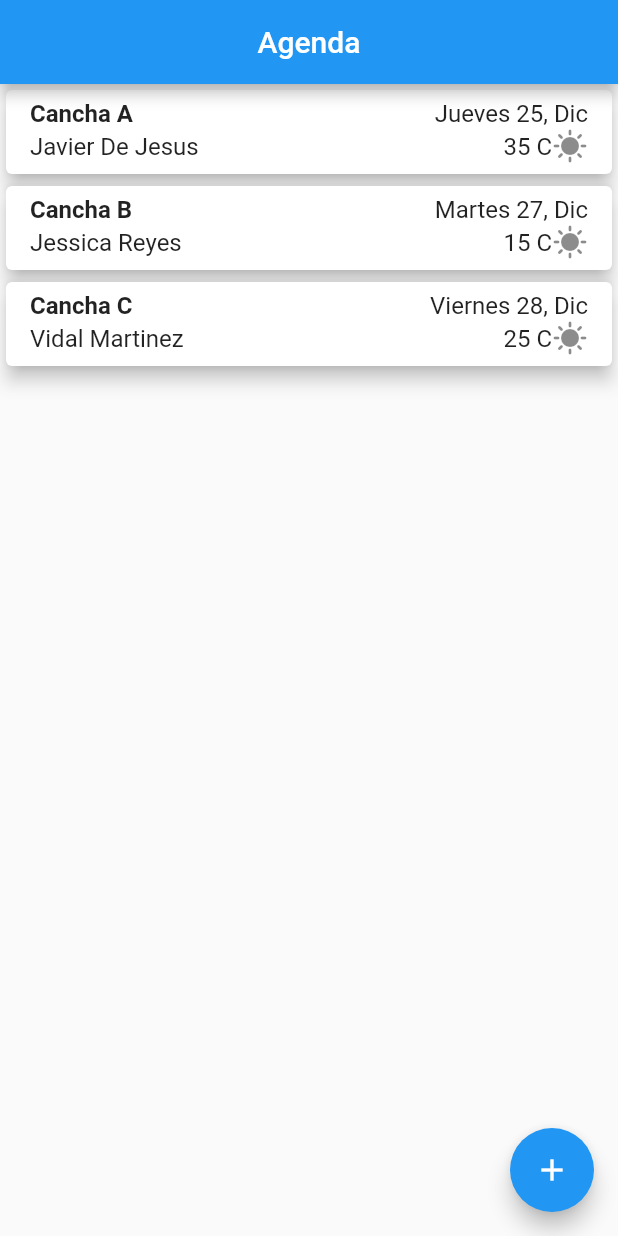
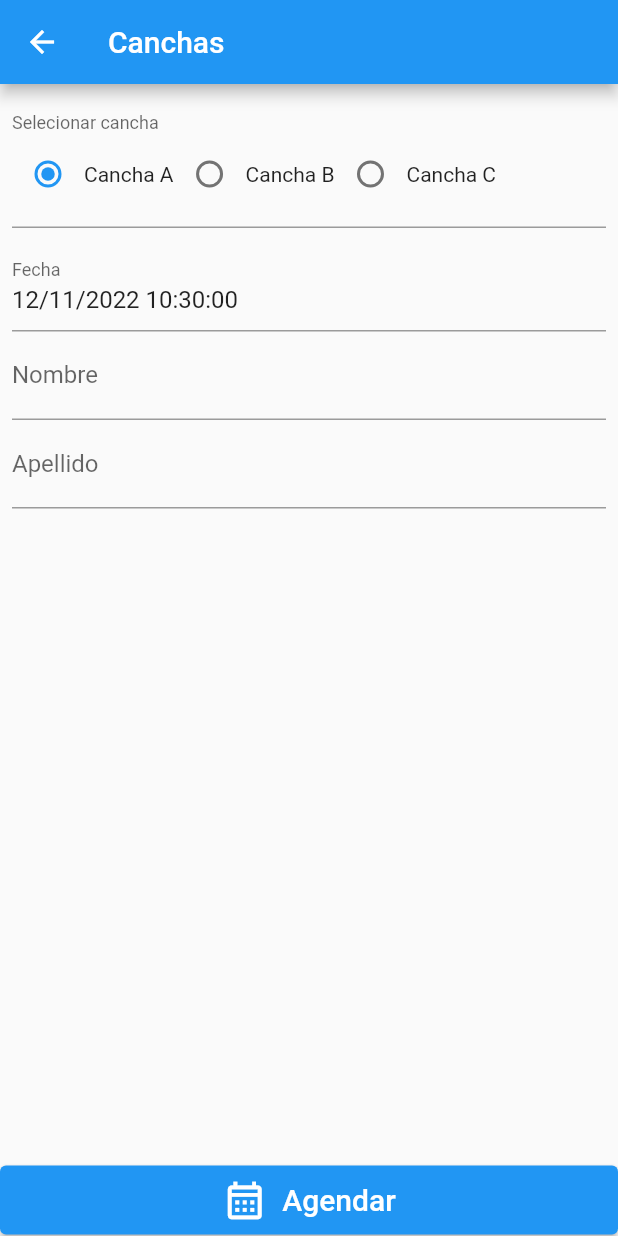
Before and after one commit to JavierMartinez07/agenda_cancha_app, a Flutter app: the screen it shows after launch, after a tap on the "add" icon, on a phone screen of 412 x 824 dp. Run offline on Flutter 3.47's test engine with Material 2 defaults, Android fonts, the phone set to English and light mode, and no system bars; drawn by our look-alikes of flutter_form_builder; our stand-ins replace date_format, get, sqflite; accounts and stored records are empty.

Commit message:
HomeScreen - Ready and CourtSelectionScreen - Ready

```diff
--- /dev/null
+++ b/lib/db_services/agenda_services.dart
@@ -0,0 +1,57 @@
+import 'package:agenda_cancha_app/db_services/db_services.dart';
+import 'package:agenda_cancha_app/models/agenda.dart';
+import 'package:sqflite/sqflite.dart';
+
+class AgendaServices {
+  static const String tableName = 'Agenda';
+
+  static Future<List<Agenda>> getAgendas() async {
+    var con = await DbServices.openConnection();
+    List<Agenda> list = [];
+    try {
+      List result = await con.query(tableName);
+      list = List<Agenda>.from(result.map((model) => Agenda.fromJson(model)));
+    } on Exception catch (_) {
+      //print(_);
+    }
+    return list;
+  }
+
+  static Future<List<Agenda>> validAgenda(Agenda model) async {
+    var con = await DbServices.openConnection();
+    List<Agenda> list = [];
+    try {
+      List result = await con.query(
+        tableName,
+        where: 'canchaId = ? and date(fecha) = date(?)',
+        whereArgs: [model.canchaId, model.fecha],
+      );
+      list = List<Agenda>.from(result.map((model) => Agenda.fromJson(model)));
+    } on DatabaseException catch (_) {
+      //print(_);
+    }
+    return list;
+  }
+
+  static Future<int> insert(Agenda model) async {
+    var con = await DbServices.openConnection();
+    int result = 0;
+    try {
+      result = await con.insert(tableName, model.toJson());
+    } on Exception catch (_) {
+      //print(_);
+    }
+    return result;
+  }
+
+  static Future<int> delete(int id) async {
+    var con = await DbServices.openConnection();
+    int result = 0;
+    try {
+      result = await con.delete(tableName, where: 'id = ?', whereArgs: [id]);
+    } on Exception catch (_) {
+      //print(_);
+    }
+    return result;
+  }
+}
--- /dev/null
+++ b/lib/db_services/db_services.dart
@@ -0,0 +1,28 @@
+import 'package:agenda_cancha_app/db_services/table_structure.dart';
+import 'package:sqflite/sqflite.dart';
+
+class DbServices {
+  static const String dbName = 'Agenda.db';
+
+  static Future<String> getPathDb() async {
+    // Get a location using getDatabasesPath
+    var databasesPath = await getDatabasesPath();
+    String path = databasesPath + dbName;
+    return Future.value(path);
+  }
+
+  static Future<Database> openConnection() async {
+    String path = await getPathDb();
+    return await openDatabase(path, version: 1);
+  }
+
+  static Future<void> initialDb() async {
+    String path = await getPathDb();
+
+    await openDatabase(path, version: 1,
+        onCreate: (Database db, int version) async {
+      // When creating the db, create the table
+      await db.execute(TableStructure.agendaTable);
+    });
+  }
+}
--- /dev/null
+++ b/lib/db_services/table_structure.dart
@@ -0,0 +1,13 @@
+class TableStructure {
+  static String agendaTable = '''
+
+create table Agenda (
+id INTEGER PRIMARY KEY AUTOINCREMENT,
+canchaId INTEGER not null,
+fecha TEXT not null,
+nombre TEXT not null,
+apellido TEXT not null,
+clima TEXT not null
+);
+''';
+}
--- a/lib/main.dart
+++ b/lib/main.dart
@@ -1,6 +1,7 @@
+import 'package:agenda_cancha_app/db_services/db_services.dart';
 import 'package:agenda_cancha_app/routes.dart';
-import 'package:agenda_cancha_app/screens/home_screen.dart';
 import 'package:flutter/material.dart';
+import 'package:get/get.dart';
 
 void main() {
   runApp(const MyApp());
@@ -12,10 +13,16 @@ class MyApp extends StatelessWidget {
   // This widget is the root of your application.
   @override
   Widget build(BuildContext context) {
-    return MaterialApp(
+    try {
+      DbServices.initialDb();
+    } catch (e) {
+      //print(e);
+    }
+
+    return GetMaterialApp(
       title: 'Flutter Demo',
       initialRoute: '',
-      routes: Routes.getRoutes(context),
+      routes: Routes.getRoutes,
       debugShowCheckedModeBanner: false,
       theme: ThemeData(
         // This is the theme of your application.
@@ -29,7 +36,6 @@ class MyApp extends StatelessWidget {
         // is not restarted.
         primarySwatch: Colors.blue,
       ),
-      home: const HomeScreen(),
     );
   }
 }
--- /dev/null
+++ b/lib/models/agenda.dart
@@ -0,0 +1,34 @@
+class Agenda {
+  int? id;
+  int canchaId;
+  String fecha;
+  String nombre;
+  String apellido;
+  String clima;
+
+  Agenda(
+    this.id,
+    this.canchaId,
+    this.fecha,
+    this.nombre,
+    this.apellido,
+    this.clima,
+  );
+
+  Agenda.fromJson(Map<String, dynamic> json)
+      : id = json['id'],
+        canchaId = json['canchaId'],
+        fecha = json['fecha'],
+        nombre = json['nombre'],
+        apellido = json['apellido'],
+        clima = json['clima'];
+
+  Map<String, dynamic> toJson() => {
+        'id': id,
+        'canchaId': canchaId,
+        'fecha': fecha,
+        'nombre': nombre,
+        'apellido': apellido,
+        'clima': clima,
+      };
+}
--- /dev/null
+++ b/lib/models/cancha.dart
@@ -0,0 +1,18 @@
+class Cancha {
+  int id;
+  String nombre;
+
+  Cancha(
+    this.id,
+    this.nombre,
+  );
+
+  Cancha.fromJson(Map<String, dynamic> json)
+      : id = json['id'],
+        nombre = json['nombre'];
+
+  Map<String, dynamic> toJson() => {
+        'id': id,
+        'nombre': nombre,
+      };
+}
--- a/lib/routes.dart
+++ b/lib/routes.dart
@@ -1,11 +1,10 @@
-import 'package:agenda_cancha_app/screens/home_screen.dart';
+import 'package:agenda_cancha_app/screens/court_selection/court_selection_page.dart';
+import 'package:agenda_cancha_app/screens/home/home_page.dart';
 import 'package:flutter/material.dart';
 
 class Routes {
-  static Map<String, Widget Function(BuildContext)> getRoutes(
-      BuildContext context) {
-    return {
-      '': (context) => const HomeScreen(),
-    };
-  }
+  static Map<String, Widget Function(BuildContext)> getRoutes = {
+    '': (context) => const HomePage(),
+    '/courtselection': (context) => CourtSelectionPage(),
+  };
 }
--- /dev/null
+++ b/lib/screens/court_selection/court_selection_controller.dart
@@ -0,0 +1,62 @@
+import 'package:agenda_cancha_app/db_services/agenda_services.dart';
+import 'package:agenda_cancha_app/models/agenda.dart';
+import 'package:agenda_cancha_app/models/cancha.dart';
+import 'package:agenda_cancha_app/screens/home/home_controller.dart';
+import 'package:flutter/material.dart';
+import 'package:flutter_form_builder/flutter_form_builder.dart';
+import 'package:get/get.dart';
+
+class CourtSelectionController extends GetxController {
+  final canchas = <Cancha>[
+    Cancha(1, 'Cancha A'),
+    Cancha(2, 'Cancha B'),
+    Cancha(3, 'Cancha C'),
+  ];
+
+  var formKey = GlobalKey<FormBuilderState>();
+  var homeCtrl = Get.find<HomeController>();
+
+  Future<void> agendar() async {
+    if (formKey.currentState != null) {
+      formKey.currentState?.save();
+      var modelMap = formKey.currentState!.value;
+      Agenda model = Agenda(
+        null,
+        modelMap['cancha'],
+        modelMap['fecha'].toString(),
+        modelMap['nombre'],
+        modelMap['apellido'],
+        '',
+      );
+
+      bool valid = await validAgenda(model);
+      if (valid) {
+        await AgendaServices.insert(model);
+        await homeCtrl.getAgendas();
+        Get.back();
+      } else {
+        Get.defaultDialog(
+          title: 'Solicitud de agenda',
+          middleText:
+              'La cancha selecionada no esta disponible para dicha fecha',
+          textConfirm: 'Ok',
+          confirmTextColor: Colors.white,
+          onConfirm: () => Get.back(),
+        );
+      }
+    }
+  }
+
+  Future<bool> validAgenda(Agenda model) async {
+    bool result = false;
+    try {
+      List<Agenda> agendas = await AgendaServices.validAgenda(model);
+      if (agendas.length < 3) {
+        result = true;
+      }
+    } on Exception catch (_) {
+      result = false;
+    }
+    return result;
+  }
+}
--- /dev/null
+++ b/lib/screens/court_selection/court_selection_page.dart
@@ -0,0 +1,70 @@
+import 'package:agenda_cancha_app/screens/court_selection/court_selection_controller.dart';
+import 'package:flutter/material.dart';
+import 'package:flutter_form_builder/flutter_form_builder.dart';
+import 'package:get/get.dart';
+
+class CourtSelectionPage extends StatelessWidget {
+  final ctrl = Get.put(CourtSelectionController());
+  CourtSelectionPage({super.key});
+
+  @override
+  Widget build(BuildContext context) {
+    return Scaffold(
+        appBar: AppBar(title: const Text('Canchas')),
+        bottomNavigationBar: ElevatedButton(
+          onPressed: () async => await ctrl.agendar(),
+          child: Padding(
+            padding: const EdgeInsets.all(8.0),
+            child: Row(
+              mainAxisAlignment: MainAxisAlignment.center,
+              children: const [
+                Icon(Icons.calendar_month_outlined, size: 30),
+                SizedBox(width: 10),
+                Text(
+                  'Agendar',
+                  style: TextStyle(fontSize: 20),
+                ),
+              ],
+            ),
+          ),
+        ),
+        body: FormBuilder(
+          key: ctrl.formKey,
+          child: Padding(
+            padding: const EdgeInsets.all(8.0),
+            child: Column(
+              children: [
+                FormBuilderRadioGroup(
+                  decoration:
+                      const InputDecoration(labelText: 'Selecionar cancha'),
+                  name: 'cancha',
+                  initialValue: 1,
+                  options: ctrl.canchas
+                      .map((model) => FormBuilderFieldOption(
+                            value: model.id,
+                            child: Text(model.nombre),
+                          ))
+                      .toList(growable: false),
+                ),
+                const SizedBox(height: 10),
+                FormBuilderDateTimePicker(
+                  name: 'fecha',
+                  decoration: const InputDecoration(labelText: 'Fecha'),
+                  initialValue: DateTime.now(),
+                ),
+                FormBuilderTextField(
+                  name: 'nombre',
+                  decoration: const InputDecoration(labelText: 'Nombre'),
+                  keyboardType: TextInputType.text,
+                ),
+                FormBuilderTextField(
+                  name: 'apellido',
+                  decoration: const InputDecoration(labelText: 'Apellido'),
+                  keyboardType: TextInputType.text,
+                ),
+              ],
+            ),
+          ),
+        ));
+  }
+}
--- /dev/null
+++ b/lib/screens/home/home_controller.dart
@@ -0,0 +1,60 @@
+import 'package:agenda_cancha_app/db_services/agenda_services.dart';
+import 'package:agenda_cancha_app/models/agenda.dart';
+import 'package:agenda_cancha_app/models/cancha.dart';
+import 'package:date_format/date_format.dart';
+import 'package:flutter/material.dart';
+import 'package:get/get.dart';
+import 'package:intl/intl.dart';
+
+class HomeController extends GetxController {
+  var agendas = <Agenda>[].obs;
+
+  final canchas = <Cancha>[
+    Cancha(1, 'Cancha A'),
+    Cancha(2, 'Cancha B'),
+    Cancha(3, 'Cancha C'),
+  ];
+
+  @override
+  void onInit() {
+    getAgendas();
+    super.onInit();
+  }
+
+  Future<void> getAgendas() async {
+    agendas.clear();
+    var list = await AgendaServices.getAgendas();
+    list.sort((a, b) {
+      DateFormat format = DateFormat("yyyy-MM-dd");
+      var fecha1 = format.parse(a.fecha);
+      var fecha2 = format.parse(b.fecha);
+      return fecha2.compareTo(fecha1);
+    });
+    agendas.addAll(list);
+  }
+
+  String dateFormat(String fecha) =>
+      formatDate(DateTime.parse(fecha), [DD, ', ', dd, ' ', M],
+          locale: const SpanishDateLocale());
+
+  String getNameCancha(int canchaId) =>
+      canchas.where((x) => x.id == canchaId).first.nombre;
+
+  Future<void> deleteAgenda(Agenda model) async {
+    Get.defaultDialog(
+      title: 'Advertencia',
+      middleText: 'Esta seguro que desea eliminar esta agenda?',
+      textConfirm: 'Aceptar',
+      confirmTextColor: Colors.white,
+      onConfirm: () async {
+        await AgendaServices.delete(model.id ?? 0);
+        await getAgendas();
+        refresh();
+        Get.back();
+      },
+      textCancel: 'Cancelar',
+      // cancelTextColor: Colors.white,
+      onCancel: () => Get.back(),
+    );
+  }
+}
--- /dev/null
+++ b/lib/screens/home/home_page.dart
@@ -0,0 +1,64 @@
+import 'package:agenda_cancha_app/models/agenda.dart';
+import 'package:agenda_cancha_app/screens/home/home_controller.dart';
+import 'package:flutter/material.dart';
+import 'package:get/get.dart';
+
+class HomePage extends StatelessWidget {
+  const HomePage({super.key});
+
+  @override
+  Widget build(BuildContext context) {
+    return Scaffold(
+      appBar: AppBar(title: const Center(child: Text('Agenda'))),
+      floatingActionButton: FloatingActionButton(
+        onPressed: () => Get.toNamed('/courtselection'),
+        child: const Icon(Icons.add),
+      ),
+      body: GetX<HomeController>(
+        init: HomeController(),
+        builder: (ctrl) => ListView.builder(
+          itemCount: ctrl.agendas.length,
+          itemBuilder: (_, i) {
+            Agenda model = ctrl.agendas[i];
+
+            return Card(
+              elevation: 5,
+              child: ListTile(
+                trailing: InkWell(
+                  onTap: () async => await ctrl.deleteAgenda(model),
+                  child: const Icon(Icons.clear, color: Colors.red, size: 30),
+                ),
+                title: Column(
+                  children: [
+                    Row(
+                      mainAxisAlignment: MainAxisAlignment.spaceBetween,
+                      children: [
+                        Text(
+                          ctrl.getNameCancha(model.canchaId),
+                          style: const TextStyle(fontWeight: FontWeight.bold),
+                        ),
+                        Text(ctrl.dateFormat(model.fecha)),
+                      ],
+                    ),
+                    Row(
+                      mainAxisAlignment: MainAxisAlignment.spaceBetween,
+                      children: [
+                        Text('${model.nombre} ${model.apellido}'),
+                        Row(
+                          children: const [
+                            Text('35 C'),
+                            Icon(Icons.sunny),
+                          ],
+                        ),
+                      ],
+                    )
+                  ],
+                ),
+              ),
+            );
+          },
+        ),
+      ),
+    );
+  }
+}
--- a/lib/screens/home_screen.dart
+++ /dev/null
@@ -1,119 +0,0 @@
-import 'package:flutter/material.dart';
-
-class HomeScreen extends StatelessWidget {
-  const HomeScreen({super.key});
-
-  @override
-  Widget build(BuildContext context) {
-    return Scaffold(
-      appBar: AppBar(title: const Center(child: Text('Agenda'))),
-      floatingActionButton: FloatingActionButton(
-        onPressed: () {
-          // Navigator.push(context,
-          //     MaterialPageRoute(builder: (context) => CourtSelection()));
-        },
-        child: const Icon(Icons.add),
-      ),
-      body: ListView(
-        children: [
-          Card(
-            elevation: 5,
-            child: ListTile(
-              onTap: () {},
-              title: Column(
-                children: [
-                  Row(
-                    mainAxisAlignment: MainAxisAlignment.spaceBetween,
-                    children: const [
-                      Text(
-                        'Cancha A',
-                        style: TextStyle(fontWeight: FontWeight.bold),
-                      ),
-                      Text('Jueves 25, Dic'),
-                    ],
-                  ),
-                  Row(
-                    mainAxisAlignment: MainAxisAlignment.spaceBetween,
-                    children: [
-                      const Text('Javier De Jesus'),
-                      Row(
-                        children: const [
-                          Text('35 C'),
-                          Icon(Icons.sunny),
-                        ],
-                      ),
-                    ],
-                  )
-                ],
-              ),
-            ),
-          ),
-          Card(
-            elevation: 5,
-            child: ListTile(
-              onTap: () {},
-              title: Column(
-                children: [
-                  Row(
-                    mainAxisAlignment: MainAxisAlignment.spaceBetween,
-                    children: const [
-                      Text(
-                        'Cancha B',
-                        style: TextStyle(fontWeight: FontWeight.bold),
-                      ),
-                      Text('Martes 27, Dic'),
-                    ],
-                  ),
-                  Row(
-                    mainAxisAlignment: MainAxisAlignment.spaceBetween,
-                    children: [
-                      const Text('Jessica Reyes'),
-                      Row(
-                        children: const [
-                          Text('15 C'),
-                          Icon(Icons.sunny),
-                        ],
-                      ),
-                    ],
-                  )
-                ],
-              ),
-            ),
-          ),
-          Card(
-            elevation: 5,
-            child: ListTile(
-              onTap: () {},
-              title: Column(
-                children: [
-                  Row(
-                    mainAxisAlignment: MainAxisAlignment.spaceBetween,
-                    children: const [
-                      Text(
-                        'Cancha C',
-                        style: TextStyle(fontWeight: FontWeight.bold),
-                      ),
-                      Text('Viernes 28, Dic'),
-                    ],
-                  ),
-                  Row(
-                    mainAxisAlignment: MainAxisAlignment.spaceBetween,
-                    children: [
-                      const Text('Vidal Martinez'),
-                      Row(
-                        children: const [
-                          Text('25 C'),
-                          Icon(Icons.sunny),
-                        ],
-                      ),
-                    ],
-                  )
-                ],
-              ),
-            ),
-          )
-        ],
-      ),
-    );
-  }
-}
--- a/pubspec.yaml
+++ b/pubspec.yaml
@@ -36,6 +36,10 @@ dependencies:
   # The following adds the Cupertino Icons font to your application.
   # Use with the CupertinoIcons class for iOS style icons.
   cupertino_icons: ^1.0.2
+  get: ^4.6.5
+  flutter_form_builder: ^7.7.0
+  sqflite: ^2.2.2
+  date_format: ^2.0.7
 
 dev_dependencies:
   flutter_test:
```
Also changed, not shown: pubspec.lock, 1 other file.
